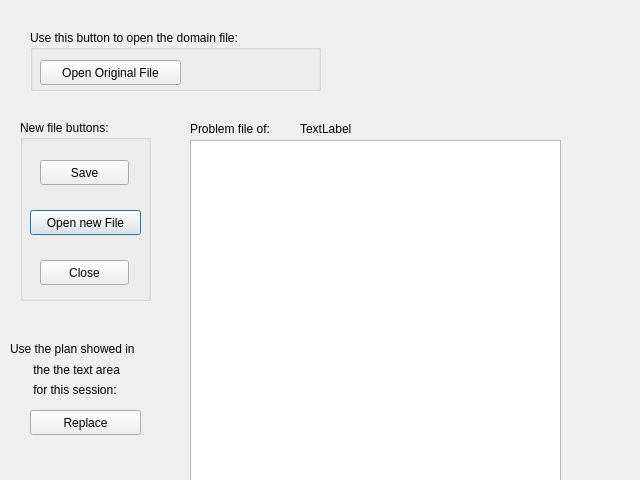
First picture: the form in fileclasspf.ui, repository ariannabettin/FYPArianna, before the edit.
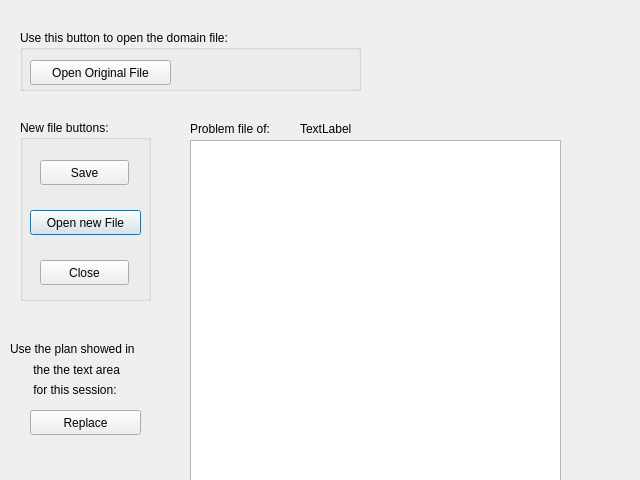
Second picture: the form after the edit.

What changed in the file:
```diff
--- a/fileclasspf.ui
+++ b/fileclasspf.ui
@@ -13,6 +13,9 @@
   <property name="windowTitle">
    <string>Dialog</string>
   </property>
+  <property name="styleSheet">
+   <string notr="true">font: 75 12pt &quot;TakaoPGothic&quot;;</string>
+  </property>
   <widget class="QLabel" name="label_2">
    <property name="geometry">
     <rect>
@@ -156,9 +159,9 @@
   <widget class="QGroupBox" name="groupBox">
    <property name="geometry">
     <rect>
-     <x>30</x>
+     <x>20</x>
      <y>30</y>
-     <width>291</width>
+     <width>341</width>
      <height>61</height>
     </rect>
    </property>
```
